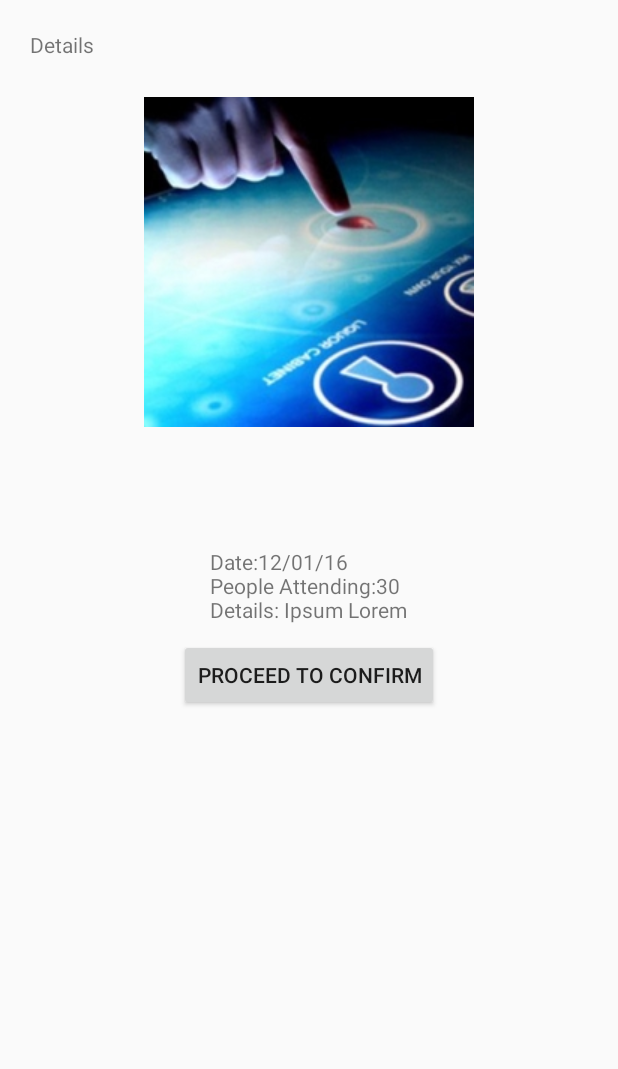
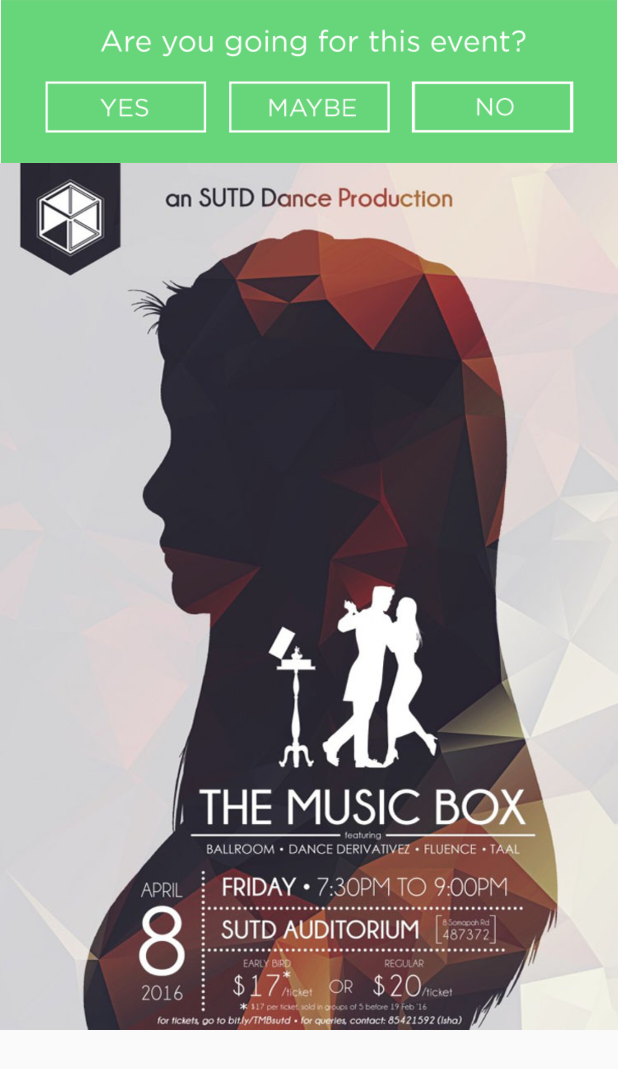
Before and after one commit to dabinlee708/Dots, an Android app: the EventActivity screen opened directly, with no data from a screen before it, on a phone screen of 412 x 824 dp. Shown: the top 1069 px of the screen. Run offline under Robolectric (Android 15) with nearby library versions, the phone set to English and light mode, and no system bars; 1 statement that could not run was skipped.

Commit message:
fixed event layout

```diff
--- a/app/src/main/java/com/projects/ui/tldr/EventActivity.java
+++ b/app/src/main/java/com/projects/ui/tldr/EventActivity.java
@@ -25,11 +25,17 @@
         titleEvent.setText(title);
 
         Button btnConfirmation = (Button) findViewById(R.id.confirmation);
+        Button btnrejection = (Button) findViewById(R.id.rejection);
         btnConfirmation.setOnClickListener(new View.OnClickListener() {
             public void onClick(View v) {
                 startActivity(new Intent(EventActivity.this, paymentActivity.class));
             }
         });
+        btnrejection.setOnClickListener(new View.OnClickListener() {
+            public void onClick(View v) {
+                startActivity(new Intent(EventActivity.this, CalendarActivity2.class));
+            }
+        });
     }
 
 }
--- a/app/src/main/res/layout/activity_event.xml
+++ b/app/src/main/res/layout/activity_event.xml
@@ -1,37 +1,65 @@
 <?xml version="1.0" encoding="utf-8"?>
 <LinearLayout xmlns:android="http://schemas.android.com/apk/res/android"
-    android:orientation="vertical" android:layout_width="match_parent"
+    android:orientation="vertical"
+    android:layout_width="match_parent"
     android:layout_height="match_parent"
     android:weightSum="1">
 
+    <RelativeLayout
+        android:layout_width="wrap_content"
+        android:layout_height="wrap_content">
+        <Button
+            android:layout_width="wrap_content"
+            android:layout_height="wrap_content"
+            android:layout_alignParentLeft="true"
+            android:id="@+id/confirmation"
+            android:paddingTop="80dp"
+            android:paddingLeft="125dp"
+            android:background="?android:attr/selectableItemBackground"
+            />
+
+        <Button
+            android:layout_width="wrap_content"
+            android:layout_height="wrap_content"
+            android:layout_alignParentRight="true"
+            android:id="@+id/rejection"
+            android:paddingTop="80dp"
+            android:paddingLeft="125dp"
+            android:background="?android:attr/selectableItemBackground" />
+
+        <ImageView
+            android:layout_width="wrap_content"
+            android:layout_height="wrap_content"
+            android:id="@+id/bartop"
+            android:src="@drawable/bartop"
+            android:adjustViewBounds="true"
+            android:layout_alignParentTop="true"
+            android:layout_alignParentStart="true" />
+    </RelativeLayout>
+
+    <ScrollView
+        android:layout_width="wrap_content"
+        android:layout_height="wrap_content"
+        android:id="@+id/scrollView">
+
+        <ImageView
+            android:layout_width="wrap_content"
+            android:layout_height="wrap_content"
+            android:src="@drawable/eventimg"
+            android:adjustViewBounds="true"/>
+
+    </ScrollView>
+
     <TextView
         android:layout_width="match_parent"
-        android:layout_height="wrap_content"
-        android:paddingLeft="20dp"
-        android:paddingTop="20dp"
-        android:paddingBottom="20dp"
-        android:text="Details" />
-
-    <ImageView
-        android:layout_width="wrap_content"
-        android:layout_height="wrap_content"
-        android:id="@+id/imageView"
-        android:layout_gravity="center_horizontal"
-        android:gravity="center"
-        android:src="@drawable/ui"
-        android:layout_margin="5dp" />
-
-    <TextView
-        android:layout_width="wrap_content"
-        android:layout_height="wrap_content"
+        android:layout_height="match_parent"
         android:paddingLeft="10dp"
         android:paddingRight="10dp"
         android:paddingTop="20dp"
         android:id="@+id/title_of_event"
         android:text=""
         android:textSize="25sp"
-        android:layout_gravity="center"
-        />
+        android:layout_gravity="center"/>
 
     <TextView
         android:layout_width="wrap_content"
@@ -42,14 +70,6 @@
         android:paddingBottom="10dp"
         android:layout_gravity="center"
         android:id="@+id/details_of_event"
-        android:text="Date:12/01/16 \nPeople Attending:30 \nDetails: Ipsum Lorem"
-        />
-
-    <Button
-        android:layout_width="wrap_content"
-        android:layout_height="wrap_content"
-        android:text="Proceed to confirm"
-        android:id="@+id/confirmation"
-        android:layout_gravity="center_horizontal" />
+        android:text="Date:12/01/16 \nPeople Attending:30 \nDetails: Ipsum Lorem" />
 
 </LinearLayout>
```
